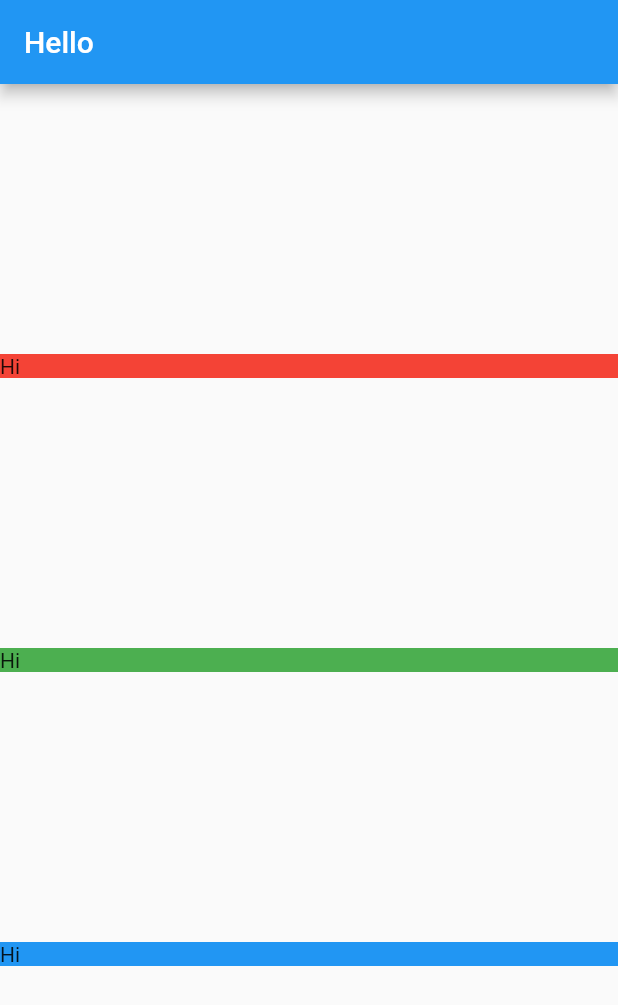
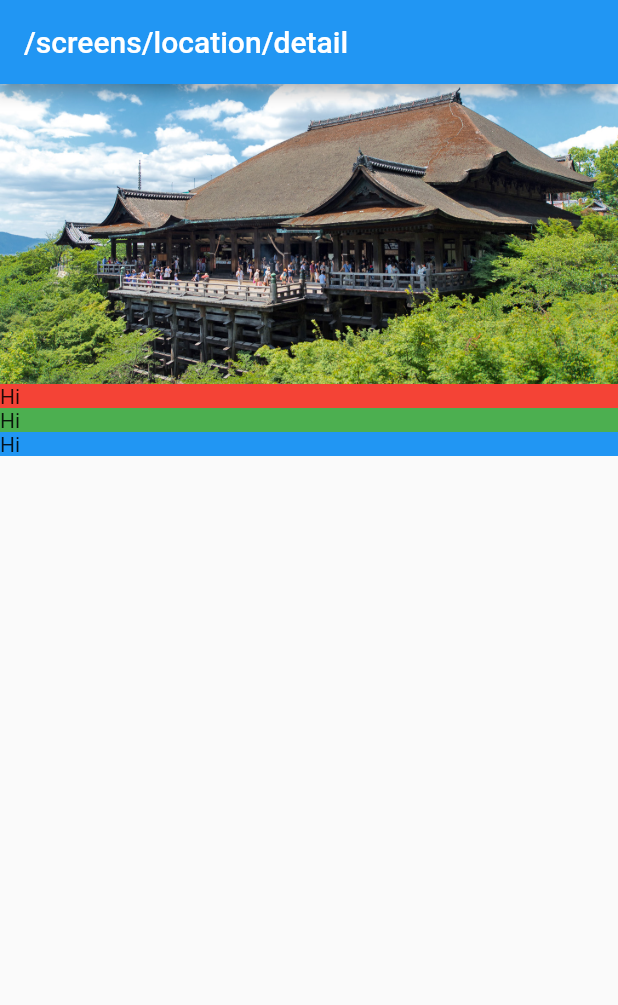
Before and after one commit to Reisuke1231/tourism, a Flutter app: the screen it shows after launch, on a phone screen of 412 x 824 dp. Shown: the top 1005 px of the screen. Run offline on Flutter 3.47's test engine with Material 2 defaults, Android fonts, the phone set to English and light mode, and no system bars.

Commit message:
Create widgets/image_banner

```diff
--- a/lib/screens/location/detail.dart
+++ b/lib/screens/location/detail.dart
@@ -1,4 +1,5 @@
 import 'package:flutter/material.dart';
+import 'package:tourism/widgets/image_banner.dart';
 import 'package:tourism/widgets/text_section.dart';
 
 class LocationDetail extends StatelessWidget {
@@ -6,12 +7,13 @@ class LocationDetail extends StatelessWidget {
   Widget build(BuildContext context) {
     return Scaffold(
       appBar: AppBar(
-        title: Text('Hello'),
+        title: Text('/screens/location/detail'),
       ),
       body: Column(
-        mainAxisAlignment: MainAxisAlignment.spaceEvenly,
+        mainAxisAlignment: MainAxisAlignment.start,
         crossAxisAlignment: CrossAxisAlignment.stretch,
         children: [
+          ImageBanner("assets/images/Kiyomizu.jpeg"),
           TextSection(Colors.red),
           TextSection(Colors.green),
           TextSection(Colors.blue),
--- /dev/null
+++ b/lib/widgets/image_banner.dart
@@ -0,0 +1,22 @@
+import 'package:flutter/cupertino.dart';
+import 'package:flutter/material.dart';
+
+class ImageBanner extends StatelessWidget {
+  late final String _assetPath;
+
+  ImageBanner(this._assetPath);
+
+  @override
+  Widget build(BuildContext context) {
+    return Container(
+      constraints: BoxConstraints.expand(
+        height: 200.0,
+      ),
+      decoration: BoxDecoration(color: Colors.grey),
+      child: Image.asset(
+        _assetPath,
+        fit: BoxFit.cover,
+      ),
+    );
+  }
+}
--- a/lib/widgets/text_section.dart
+++ b/lib/widgets/text_section.dart
@@ -9,9 +9,9 @@ class TextSection extends StatelessWidget {
   Widget build(BuildContext context) {
     return Container(
       decoration: BoxDecoration(
-        color: this._color,
+        color: _color,
       ),
-      child: Text('Hi'),
+      child: const Text('Hi'),
     );
   }
 }
--- a/pubspec.yaml
+++ b/pubspec.yaml
@@ -58,11 +58,12 @@ flutter:
   uses-material-design: true
 
   # To add assets to your application, add an assets section, like this:
-  # assets:
+  assets:
+    - assets/images/
   #   - images/a_dot_burr.jpeg
   #   - images/a_dot_ham.jpeg
 
-  # An image asset can refer to one or more resolution-specific "variants", see
+  # An images asset can refer to one or more resolution-specific "variants", see
   # https://flutter.dev/assets-and-images/#resolution-aware.
 
   # For details regarding adding assets from package dependencies, see
```
Also changed, not shown: assets/images/Kiyomizu.jpeg (added).
